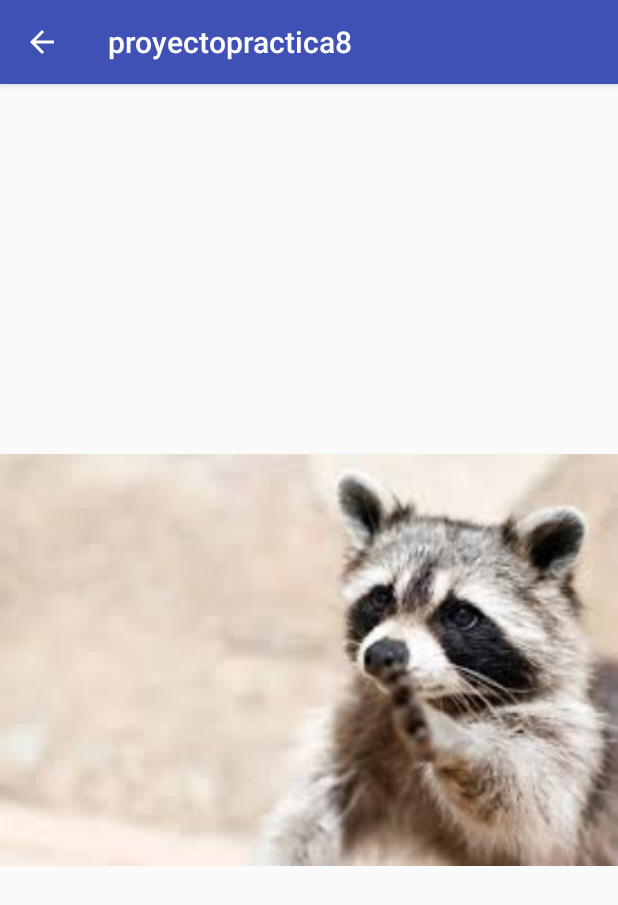
After one commit to jairovera17/android-2017-B, an Android app: the single_view screen opened directly, with no data from a screen before it, on a phone screen of 412 x 824 dp. The commit adds this screen. Shown: the top 905 px of the screen. Run offline under Robolectric (Android 15) with nearby library versions, the phone set to English and light mode, and no system bars; 1 statement that could not run was skipped.

Commit message:
fin practica 8

```diff
--- a/proyectopractica8/app/src/main/AndroidManifest.xml
+++ b/proyectopractica8/app/src/main/AndroidManifest.xml
@@ -16,6 +16,8 @@
                 <category android:name="android.intent.category.LAUNCHER" />
             </intent-filter>
         </activity>
+        <activity android:name=".single_view"
+            android:parentActivityName=".MainActivity"></activity>
     </application>
 
 </manifest>
--- /dev/null
+++ b/proyectopractica8/app/src/main/java/com/epn/jairo/proyectopractica8/ImageAdapter.java
@@ -0,0 +1,62 @@
+package com.epn.jairo.proyectopractica8;
+
+import android.content.Context;
+import android.view.View;
+import android.view.ViewGroup;
+import android.widget.BaseAdapter;
+import android.widget.GridView;
+import android.widget.ImageView;
+
+import com.epn.jairo.proyectopractica8.R;
+
+/**
+ * Created by Jairo on 05/01/2018.
+ */
+
+public class ImageAdapter extends BaseAdapter {
+
+    private Context mContext;
+
+    public Integer[] mThumbsID={R.drawable.animal1,
+            R.drawable.animal2,
+            R.drawable.animal3,
+            R.drawable.banana};
+
+
+    public ImageAdapter(Context c){
+        mContext = c;
+    }
+
+
+    @Override
+    public int getCount() {
+        return mThumbsID.length;
+    }
+
+    @Override
+    public Object getItem(int i) {
+        return null;
+    }
+
+    @Override
+    public long getItemId(int i) {
+        return 0;
+    }
+
+    @Override
+    public View getView(int position, View convertView, ViewGroup parent) {
+        ImageView imageView;
+
+        if (convertView == null){
+            imageView = new ImageView(mContext);
+            imageView.setLayoutParams(new GridView.LayoutParams(185,185));
+            imageView.setScaleType(ImageView.ScaleType.CENTER_CROP);
+            imageView.setPadding(8,8,8,8);
+        }
+        else{
+            imageView = (ImageView) convertView;
+        }
+        imageView.setImageResource(mThumbsID[position]);
+        return imageView;
+    }
+}
--- /dev/null
+++ b/proyectopractica8/app/src/main/java/com/epn/jairo/proyectopractica8/single_view.java
@@ -0,0 +1,21 @@
+package com.epn.jairo.proyectopractica8;
+
+import android.content.Intent;
+import android.support.v7.app.AppCompatActivity;
+import android.os.Bundle;
+import android.widget.ImageView;
+
+public class single_view extends AppCompatActivity {
+
+    @Override
+    protected void onCreate(Bundle savedInstanceState) {
+        super.onCreate(savedInstanceState);
+        setContentView(R.layout.activity_single_view);
+
+        Intent intent = getIntent();
+        int position = intent.getExtras().getInt("id");
+        ImageAdapter imageAdapter = new ImageAdapter(this);
+        ImageView imageView = (ImageView)findViewById(R.id.SingleView);
+        imageView.setImageResource(imageAdapter.mThumbsID[position]);
+    }
+}
--- /dev/null
+++ b/proyectopractica8/app/src/main/res/layout/activity_single_view.xml
@@ -0,0 +1,10 @@
+<?xml version="1.0" encoding="utf-8"?>
+<LinearLayout
+    xmlns:android="http://schemas.android.com/apk/res/android"
+    android:layout_width="match_parent"
+    android:layout_height="match_parent"
+    android:orientation="vertical" >
+    <ImageView android:id="@+id/SingleView"
+        android:layout_width="fill_parent"
+        android:layout_height="fill_parent" />
+</LinearLayout>
```
Also changed, not shown: proyectopractica8/app/src/main/java/com/epn/jairo/proyectopractica8/MainActivity.java (+16 -0 lines), proyectopractica8/app/src/main/res/layout/activity_main.xml (+11 -17 lines), proyectopractica8/app/src/main/res/drawable/animal1.jpg (added), proyectopractica8/app/src/main/res/drawable/animal2.jpg (added), proyectopractica8/app/src/main/res/drawable/animal3.jpg (added), proyectopractica8/app/src/main/res/drawable/banana.jpg (added).
